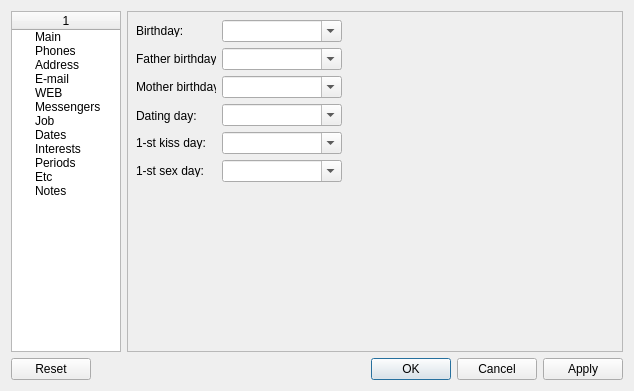
Above: Forms/CPersonEdit.ui from skynowa/xxxdb before the change. Below: the same form after it.
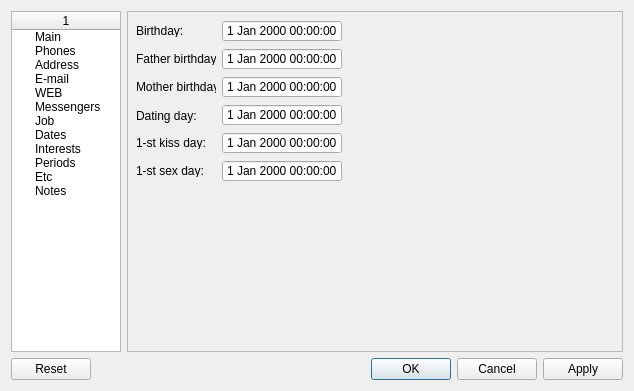
That is the form after the change. The open tabs and pages were chosen to show the change.

Commit message: REVIEW: controls

```diff
--- a/Forms/CPersonEdit.ui
+++ b/Forms/CPersonEdit.ui
@@ -1154,48 +1154,6 @@
         <string>Dating day:</string>
        </property>
       </widget>
-      <widget class="QComboBox" name="cboDayDating">
-       <property name="geometry">
-        <rect>
-         <x>94</x>
-         <y>92</y>
-         <width>120</width>
-         <height>22</height>
-        </rect>
-       </property>
-       <property name="editable">
-        <bool>true</bool>
-       </property>
-      </widget>
-      <widget class="QComboBox" name="cboBirthdayMother">
-       <property name="geometry">
-        <rect>
-         <x>94</x>
-         <y>64</y>
-         <width>120</width>
-         <height>22</height>
-        </rect>
-       </property>
-       <property name="editable">
-        <bool>true</bool>
-       </property>
-       <property name="sizeAdjustPolicy">
-        <enum>QComboBox::AdjustToContentsOnFirstShow</enum>
-       </property>
-      </widget>
-      <widget class="QComboBox" name="cboBirthdayFather">
-       <property name="geometry">
-        <rect>
-         <x>94</x>
-         <y>36</y>
-         <width>120</width>
-         <height>22</height>
-        </rect>
-       </property>
-       <property name="editable">
-        <bool>true</bool>
-       </property>
-      </widget>
       <widget class="QLabel" name="label_32">
        <property name="geometry">
         <rect>
@@ -1209,22 +1167,6 @@
         <string>Mother birthday:</string>
        </property>
       </widget>
-      <widget class="QComboBox" name="cboBirthday">
-       <property name="geometry">
-        <rect>
-         <x>94</x>
-         <y>8</y>
-         <width>120</width>
-         <height>22</height>
-        </rect>
-       </property>
-       <property name="editable">
-        <bool>true</bool>
-       </property>
-       <property name="sizeAdjustPolicy">
-        <enum>QComboBox::AdjustToContentsOnFirstShow</enum>
-       </property>
-      </widget>
       <widget class="QLabel" name="label_33">
        <property name="geometry">
         <rect>
@@ -1251,35 +1193,6 @@
         <string>Father birthday:</string>
        </property>
       </widget>
-      <widget class="QComboBox" name="cboDayFirstSex">
-       <property name="geometry">
-        <rect>
-         <x>94</x>
-         <y>148</y>
-         <width>120</width>
-         <height>22</height>
-        </rect>
-       </property>
-       <property name="editable">
-        <bool>true</bool>
-       </property>
-      </widget>
-      <widget class="QComboBox" name="cboDayFirstKiss">
-       <property name="geometry">
-        <rect>
-         <x>94</x>
-         <y>120</y>
-         <width>120</width>
-         <height>22</height>
-        </rect>
-       </property>
-       <property name="editable">
-        <bool>true</bool>
-       </property>
-       <property name="sizeAdjustPolicy">
-        <enum>QComboBox::AdjustToContentsOnFirstShow</enum>
-       </property>
-      </widget>
       <widget class="QLabel" name="label_37">
        <property name="geometry">
         <rect>
@@ -1306,6 +1219,84 @@
         <string>1-st sex day:</string>
        </property>
       </widget>
+      <widget class="QDateTimeEdit" name="dtBirthday">
+       <property name="geometry">
+        <rect>
+         <x>94</x>
+         <y>8</y>
+         <width>120</width>
+         <height>22</height>
+        </rect>
+       </property>
+       <property name="buttonSymbols">
+        <enum>QAbstractSpinBox::NoButtons</enum>
+       </property>
+      </widget>
+      <widget class="QDateTimeEdit" name="dtBirthdayFather">
+       <property name="geometry">
+        <rect>
+         <x>94</x>
+         <y>36</y>
+         <width>120</width>
+         <height>22</height>
+        </rect>
+       </property>
+       <property name="buttonSymbols">
+        <enum>QAbstractSpinBox::NoButtons</enum>
+       </property>
+      </widget>
+      <widget class="QDateTimeEdit" name="dtBirthdayMother">
+       <property name="geometry">
+        <rect>
+         <x>94</x>
+         <y>64</y>
+         <width>120</width>
+         <height>22</height>
+        </rect>
+       </property>
+       <property name="buttonSymbols">
+        <enum>QAbstractSpinBox::NoButtons</enum>
+       </property>
+      </widget>
+      <widget class="QDateTimeEdit" name="dtDayDating">
+       <property name="geometry">
+        <rect>
+         <x>94</x>
+         <y>92</y>
+         <width>120</width>
+         <height>22</height>
+        </rect>
+       </property>
+       <property name="buttonSymbols">
+        <enum>QAbstractSpinBox::NoButtons</enum>
+       </property>
+      </widget>
+      <widget class="QDateTimeEdit" name="dtDayFirstKiss">
+       <property name="geometry">
+        <rect>
+         <x>94</x>
+         <y>120</y>
+         <width>120</width>
+         <height>22</height>
+        </rect>
+       </property>
+       <property name="buttonSymbols">
+        <enum>QAbstractSpinBox::NoButtons</enum>
+       </property>
+      </widget>
+      <widget class="QDateTimeEdit" name="dtDayFirstSex">
+       <property name="geometry">
+        <rect>
+         <x>94</x>
+         <y>148</y>
+         <width>120</width>
+         <height>22</height>
+        </rect>
+       </property>
+       <property name="buttonSymbols">
+        <enum>QAbstractSpinBox::NoButtons</enum>
+       </property>
+      </widget>
      </widget>
      <widget class="QWidget" name="tabwGroupsDetailPage9">
       <widget class="QComboBox" name="cboHobby">
```
Left out of the diff: 2 changed lines with no effect on the pictures. The commit also changes 1 other file.
